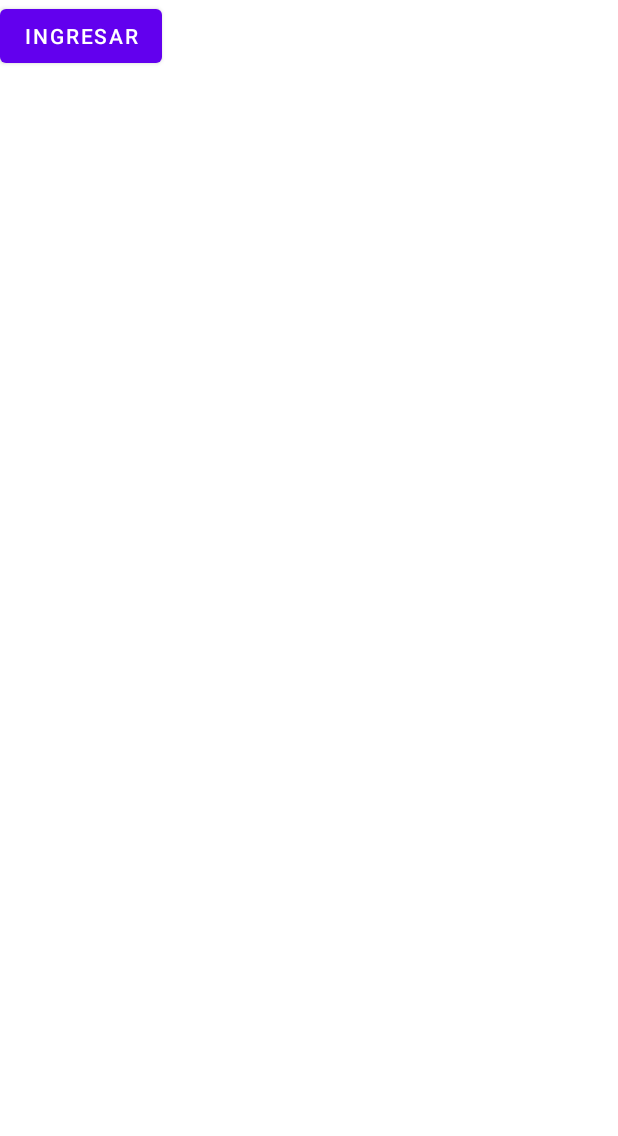
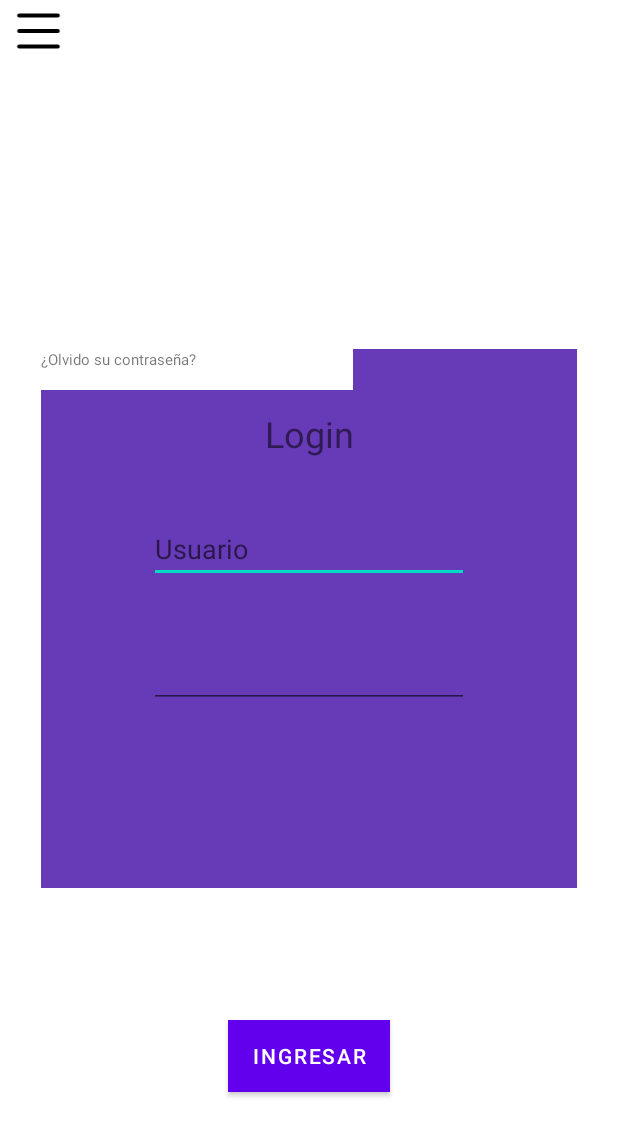
Before and after one commit to Niinja504/Prueba-de-profe-Brayan, an Android app: the layout activity_main2.xml on its own in the app's theme, with its tools: preview values and no code run, on a phone screen of 412 x 824 dp. Shown: the top 1136 px of the screen. Run offline under Robolectric (Android 15) with nearby library versions, the phone set to English and light mode, and no system bars.

Commit message:
Version 2

```diff
--- a/app/src/main/AndroidManifest.xml
+++ b/app/src/main/AndroidManifest.xml
@@ -13,10 +13,10 @@
         android:theme="@style/Theme.Evaluacion"
         tools:targetApi="31">
         <activity
-            android:name=".MainActivity2"
+            android:name=".MainActivity"
             android:exported="false" />
         <activity
-            android:name=".MainActivity"
+            android:name=".MainActivity2"
             android:exported="true"
             android:label="@string/app_name">
             <intent-filter>
--- a/app/src/main/java/luis/david/evaluacion/MainActivity2.kt
+++ b/app/src/main/java/luis/david/evaluacion/MainActivity2.kt
@@ -5,16 +5,27 @@ import androidx.activity.enableEdgeToEdge
 import androidx.appcompat.app.AppCompatActivity
 import androidx.core.view.ViewCompat
 import androidx.core.view.WindowInsetsCompat
+import android.content.Intent
+import android.widget.Button
 
 class MainActivity2 : AppCompatActivity() {
     override fun onCreate(savedInstanceState: Bundle?) {
         super.onCreate(savedInstanceState)
         enableEdgeToEdge()
         setContentView(R.layout.activity_main2)
+
         ViewCompat.setOnApplyWindowInsetsListener(findViewById(R.id.main)) { v, insets ->
             val systemBars = insets.getInsets(WindowInsetsCompat.Type.systemBars())
             v.setPadding(systemBars.left, systemBars.top, systemBars.right, systemBars.bottom)
             insets
         }
+
+        val botonAbrirActividad = findViewById<Button>(R.id.btn_Ingresar)
+
+           botonAbrirActividad.setOnClickListener {
+            val intent = Intent(this, MainActivity::class.java) // Reemplazar MainActivity con el nombre real de tu actividad
+            startActivity(intent)
+        }
     }
+
 }
--- a/app/src/main/res/layout/activity_main2.xml
+++ b/app/src/main/res/layout/activity_main2.xml
@@ -6,6 +6,85 @@
     android:layout_width="match_parent"
     android:layout_height="match_parent"
     tools:context=".MainActivity2">
+
+    <androidx.constraintlayout.widget.ConstraintLayout
+        android:id="@+id/frameLayout2"
+        android:layout_width="357dp"
+        android:layout_height="359dp"
+        android:background="#673AB7"
+        android:foregroundTint="#C31550"
+        app:layout_constraintBottom_toBottomOf="parent"
+        app:layout_constraintEnd_toEndOf="parent"
+        app:layout_constraintStart_toStartOf="parent"
+        app:layout_constraintTop_toTopOf="parent">
+
+        <FrameLayout
+            android:layout_width="208dp"
+            android:layout_height="27dp"
+            android:background="#FFFFFF"
+            tools:layout_editor_absoluteX="74dp"
+            tools:layout_editor_absoluteY="205dp">
+
+        </FrameLayout>
+
+        <TextView
+            android:id="@+id/textView2"
+            android:layout_width="wrap_content"
+            android:layout_height="wrap_content"
+            android:backgroundTint="#FFFFFF"
+            android:text="Login"
+            android:textSize="24sp"
+            app:layout_constraintBottom_toBottomOf="parent"
+            app:layout_constraintEnd_toEndOf="parent"
+            app:layout_constraintStart_toStartOf="parent"
+            app:layout_constraintTop_toTopOf="parent"
+            app:layout_constraintVertical_bias="0.122" />
+
+        <FrameLayout
+            android:layout_width="208dp"
+            android:layout_height="27dp"
+            android:background="#FFFFFF"
+            tools:layout_editor_absoluteX="74dp"
+            tools:layout_editor_absoluteY="120dp">
+
+        </FrameLayout>
+
+        <EditText
+            android:id="@+id/editTextText"
+            android:layout_width="wrap_content"
+            android:layout_height="wrap_content"
+            android:ems="10"
+            android:hint="Usuario"
+            android:inputType="text"
+            app:layout_constraintBottom_toTopOf="@+id/editTextTextPassword2"
+            app:layout_constraintEnd_toEndOf="parent"
+            app:layout_constraintStart_toStartOf="parent"
+            app:layout_constraintTop_toBottomOf="@+id/textView2" />
+
+        <EditText
+            android:id="@+id/editTextTextPassword2"
+            android:layout_width="wrap_content"
+            android:layout_height="wrap_content"
+            android:layout_marginBottom="120dp"
+            android:ems="10"
+            android:inputType="textPassword"
+            app:layout_constraintBottom_toBottomOf="parent"
+            app:layout_constraintEnd_toEndOf="parent"
+            app:layout_constraintStart_toStartOf="parent" />
+
+        <TextView
+            android:id="@+id/textView3"
+            android:layout_width="wrap_content"
+            android:layout_height="wrap_content"
+            android:background="#00FFFFFF"
+            android:backgroundTint="#FFFFFF"
+            android:backgroundTintMode="add"
+            android:text="¿Olvido su contraseña?"
+            android:textSize="10sp"
+            tools:layout_editor_absoluteX="181dp"
+            tools:layout_editor_absoluteY="252dp" />
+
+    </androidx.constraintlayout.widget.ConstraintLayout>
 
     <ImageView
         android:id="@+id/imageView"
@@ -19,7 +98,12 @@
         android:id="@+id/btn_Ingresar"
         android:layout_width="wrap_content"
         android:layout_height="wrap_content"
+        android:layout_marginBottom="96dp"
+        android:background="#673AB7"
+        android:shadowRadius="20"
         android:text="Ingresar"
-        tools:layout_editor_absoluteX="164dp"
-        tools:layout_editor_absoluteY="500dp" />
+        app:layout_constraintBottom_toBottomOf="parent"
+        app:layout_constraintEnd_toEndOf="parent"
+        app:layout_constraintStart_toStartOf="parent" />
+
 </androidx.constraintlayout.widget.ConstraintLayout>
--- a/app/src/main/res/layout/fragment_contactanos.xml
+++ b/app/src/main/res/layout/fragment_contactanos.xml
@@ -26,6 +26,8 @@
         android:layout_height="62dp"
         android:layout_marginStart="148dp"
         android:layout_marginTop="292dp"
+        android:background="#094E85"
+        android:backgroundTint="#16354E"
         android:text="Presione"
         app:layout_constraintBottom_toBottomOf="parent"
         app:layout_constraintEnd_toEndOf="parent"
```
